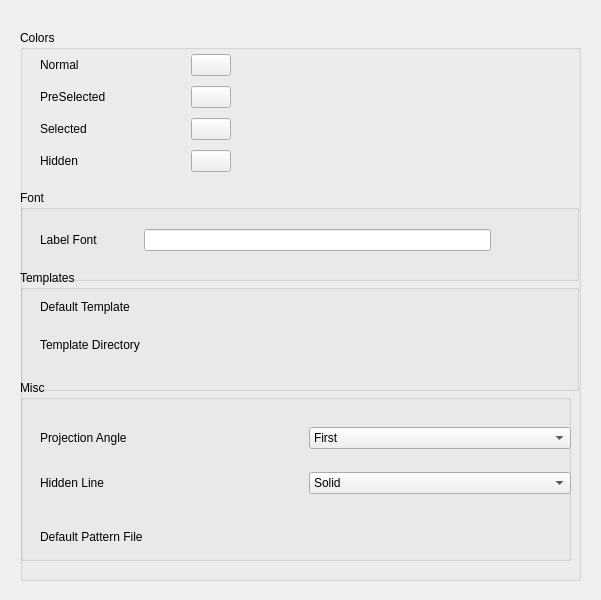
berndhahnebach/All_FreeCAD, file src/Mod/TechDraw/Gui/DlgPrefsTechDraw.ui: the form before one commit.
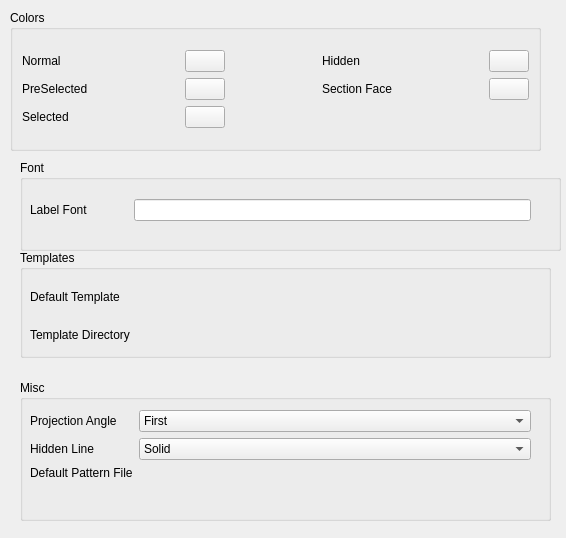
The form after the commit. Custom widgets are drawn as their Qt base class.

Commit message: Implement ShowCutSurface

Diff of the .ui file:
```diff
--- a/src/Mod/TechDraw/Gui/DlgPrefsTechDraw.ui
+++ b/src/Mod/TechDraw/Gui/DlgPrefsTechDraw.ui
@@ -6,119 +6,54 @@
    <rect>
     <x>0</x>
     <y>0</y>
-    <width>601</width>
-    <height>600</height>
+    <width>566</width>
+    <height>538</height>
    </rect>
   </property>
   <property name="windowTitle">
    <string>TechDraw</string>
   </property>
-  <widget class="QWidget" name="verticalLayoutWidget">
+  <widget class="QGroupBox" name="gb_Templates">
    <property name="geometry">
     <rect>
      <x>20</x>
-     <y>30</y>
-     <width>561</width>
-     <height>551</height>
+     <y>250</y>
+     <width>531</width>
+     <height>108</height>
     </rect>
    </property>
-   <layout class="QVBoxLayout" name="verticalLayout">
-    <item>
-     <widget class="QGroupBox" name="gb_Colors">
       <property name="title">
-       <string>Colors</string>
-      </property>
-      <widget class="QWidget" name="gridLayoutWidget">
+    <string>Templates</string>
+   </property>
+   <widget class="QWidget" name="gridLayoutWidget_3">
        <property name="geometry">
         <rect>
-         <x>20</x>
-         <y>20</y>
-         <width>191</width>
-         <height>128</height>
-        </rect>
-       </property>
-       <layout class="QGridLayout" name="gridLayout">
-        <item row="3" column="2">
-         <widget class="Gui::PrefColorButton" name="pcb_Select">
-          <property name="color">
-           <color>
-            <red>28</red>
-            <green>173</green>
-            <blue>28</blue>
-           </color>
-          </property>
-          <property name="prefEntry" stdset="0">
-           <cstring>SelectColor</cstring>
-          </property>
-          <property name="prefPath" stdset="0">
-           <cstring>Mod/TechDraw/Colors</cstring>
-          </property>
-         </widget>
-        </item>
-        <item row="4" column="2">
-         <widget class="Gui::PrefColorButton" name="pcb_Hidden">
-          <property name="prefEntry" stdset="0">
-           <cstring>HiddenColor</cstring>
-          </property>
-          <property name="prefPath" stdset="0">
-           <cstring>Mod/TechDraw/Colors</cstring>
-          </property>
-         </widget>
-        </item>
-        <item row="1" column="2">
-         <widget class="Gui::PrefColorButton" name="pcb_Normal">
-          <property name="color">
-           <color>
-            <red>0</red>
-            <green>0</green>
-            <blue>0</blue>
-           </color>
-          </property>
-          <property name="prefEntry" stdset="0">
-           <cstring>NormalColor</cstring>
-          </property>
-          <property name="prefPath" stdset="0">
-           <cstring>Mod/TechDraw/Colors</cstring>
-          </property>
-         </widget>
-        </item>
-        <item row="2" column="0">
-         <widget class="QLabel" name="lbl_PreSelect">
-          <property name="text">
-           <string>PreSelected</string>
-          </property>
-         </widget>
-        </item>
+      <x>10</x>
+      <y>30</y>
+      <width>501</width>
+      <height>71</height>
+     </rect>
+    </property>
+    <layout class="QGridLayout" name="gridLayout_3">
         <item row="1" column="0">
-         <widget class="QLabel" name="lbl_Normal">
+      <widget class="QLabel" name="label_2">
           <property name="text">
-           <string>Normal</string>
+        <string>Template Directory</string>
           </property>
          </widget>
         </item>
-        <item row="4" column="0">
-         <widget class="QLabel" name="lbl_Hidden">
+     <item row="0" column="0">
+      <widget class="QLabel" name="label">
           <property name="text">
-           <string>Hidden</string>
+        <string>Default Template</string>
           </property>
          </widget>
         </item>
-        <item row="3" column="0">
-         <widget class="QLabel" name="lbl_Select">
-          <property name="text">
-           <string>Selected</string>
-          </property>
-         </widget>
-        </item>
-        <item row="2" column="2">
-         <widget class="Gui::PrefColorButton" name="pcb_PreSelect">
-          <property name="color">
-           <color>
-            <red>255</red>
-            <green>255</green>
-            <blue>20</blue>
-           </color>
-          </property>
+     <item row="1" column="1" colspan="2">
+      <widget class="Gui::PrefFileChooser" name="pfc_DefDir">
+       <property name="mode">
+        <enum>Gui::FileChooser::Directory</enum>
+       </property>
           <property name="prefEntry" stdset="0">
            <cstring>PreSelectColor</cstring>
           </property>
@@ -127,27 +62,25 @@
           </property>
          </widget>
         </item>
-        <item row="1" column="1">
-         <spacer name="horizontalSpacer">
-          <property name="orientation">
-           <enum>Qt::Horizontal</enum>
-          </property>
-          <property name="sizeHint" stdset="0">
-           <size>
-            <width>40</width>
-            <height>20</height>
-           </size>
-          </property>
-         </spacer>
-        </item>
-       </layout>
+     <item row="0" column="1" colspan="2">
+      <widget class="Gui::PrefFileChooser" name="pfc_DefTemp">
+       <property name="prefEntry" stdset="0">
+        <cstring>TemplateFile</cstring>
+       </property>
+       <property name="prefPath" stdset="0">
+        <cstring>/Mod/TechDraw</cstring>
+       </property>
+      </widget>
+     </item>
+    </layout>
+   </widget>
       </widget>
       <widget class="QGroupBox" name="gb_Font">
        <property name="geometry">
         <rect>
-         <x>0</x>
+     <x>20</x>
          <y>160</y>
-         <width>559</width>
+     <width>541</width>
          <height>91</height>
         </rect>
        </property>
@@ -163,9 +96,9 @@
        <widget class="QWidget" name="gridLayoutWidget_2">
         <property name="geometry">
          <rect>
-          <x>20</x>
+      <x>10</x>
           <y>30</y>
-          <width>451</width>
+      <width>501</width>
           <height>41</height>
          </rect>
         </property>
@@ -206,75 +139,13 @@
         </layout>
        </widget>
       </widget>
-      <widget class="QGroupBox" name="gb_Templates">
-       <property name="geometry">
-        <rect>
-         <x>0</x>
-         <y>240</y>
-         <width>559</width>
-         <height>121</height>
-        </rect>
-       </property>
-       <property name="title">
-        <string>Templates</string>
-       </property>
-       <widget class="QWidget" name="gridLayoutWidget_3">
-        <property name="geometry">
-         <rect>
-          <x>20</x>
-          <y>20</y>
-          <width>451</width>
-          <height>71</height>
-         </rect>
-        </property>
-        <layout class="QGridLayout" name="gridLayout_3">
-         <item row="1" column="0">
-          <widget class="QLabel" name="label_2">
-           <property name="text">
-            <string>Template Directory</string>
-           </property>
-          </widget>
-         </item>
-         <item row="0" column="0">
-          <widget class="QLabel" name="label">
-           <property name="text">
-            <string>Default Template</string>
-           </property>
-          </widget>
-         </item>
-         <item row="1" column="1" colspan="2">
-          <widget class="Gui::PrefFileChooser" name="pfc_DefDir">
-           <property name="mode">
-            <enum>Gui::FileChooser::Directory</enum>
-           </property>
-           <property name="prefEntry" stdset="0">
-            <cstring>TemplateDir</cstring>
-           </property>
-           <property name="prefPath" stdset="0">
-            <cstring>/Mod/TechDraw</cstring>
-           </property>
-          </widget>
-         </item>
-         <item row="0" column="1" colspan="2">
-          <widget class="Gui::PrefFileChooser" name="pfc_DefTemp">
-           <property name="prefEntry" stdset="0">
-            <cstring>TemplateFile</cstring>
-           </property>
-           <property name="prefPath" stdset="0">
-            <cstring>/Mod/TechDraw</cstring>
-           </property>
-          </widget>
-         </item>
-        </layout>
-       </widget>
-      </widget>
       <widget class="QGroupBox" name="gbMisc">
        <property name="geometry">
         <rect>
-         <x>0</x>
-         <y>350</y>
-         <width>551</width>
-         <height>181</height>
+     <x>20</x>
+     <y>380</y>
+     <width>531</width>
+     <height>141</height>
         </rect>
        </property>
        <property name="title">
@@ -283,17 +154,17 @@
        <widget class="QWidget" name="gridLayoutWidget_4">
         <property name="geometry">
          <rect>
-          <x>20</x>
+      <x>10</x>
           <y>30</y>
-          <width>531</width>
-          <height>103</height>
-         </rect>
-        </property>
-        <layout class="QGridLayout" name="gridLayout_4">
-         <item row="1" column="0">
-          <widget class="QLabel" name="lbl_HidLine">
+      <width>501</width>
+      <height>95</height>
+     </rect>
+    </property>
+    <layout class="QFormLayout" name="formLayout">
+     <item row="0" column="0">
+      <widget class="QLabel" name="lbl_Angle">
            <property name="text">
-            <string>Hidden Line</string>
+        <string>Projection Angle</string>
            </property>
           </widget>
          </item>
@@ -317,6 +188,13 @@
            </item>
           </widget>
          </item>
+     <item row="1" column="0">
+      <widget class="QLabel" name="lbl_HidLine">
+       <property name="text">
+        <string>Hidden Line</string>
+       </property>
+      </widget>
+     </item>
          <item row="1" column="1">
           <widget class="Gui::PrefComboBox" name="cb_HidLine">
            <property name="prefEntry" stdset="0">
@@ -352,50 +230,194 @@
            </item>
           </widget>
          </item>
-         <item row="0" column="0">
-          <widget class="QLabel" name="lbl_Angle">
-           <property name="text">
-            <string>Projection Angle</string>
-           </property>
-          </widget>
-         </item>
-        </layout>
-       </widget>
-       <widget class="QWidget" name="gridLayoutWidget_5">
-        <property name="geometry">
-         <rect>
-          <x>20</x>
-          <y>130</y>
-          <width>531</width>
-          <height>54</height>
-         </rect>
-        </property>
-        <layout class="QGridLayout" name="gridLayout_5">
-         <item row="0" column="1">
-          <layout class="QGridLayout" name="gridLayout_6">
-           <item row="0" column="1">
-            <widget class="Gui::PrefFileChooser" name="pfc_HatchFile">
-             <property name="prefEntry" stdset="0">
-              <cstring>PatternFile</cstring>
-             </property>
-             <property name="prefPath" stdset="0">
-              <cstring>/Mod/TechDraw</cstring>
-             </property>
-            </widget>
-           </item>
-           <item row="0" column="0">
+     <item row="2" column="0">
             <widget class="QLabel" name="lbl_Hatch">
              <property name="text">
               <string>Default Pattern File</string>
              </property>
             </widget>
            </item>
-          </layout>
+     <item row="2" column="1">
+      <widget class="Gui::PrefFileChooser" name="pfc_HatchFile">
+       <property name="prefEntry" stdset="0">
+        <cstring>PatternFile</cstring>
+       </property>
+       <property name="prefPath" stdset="0">
+        <cstring>/Mod/TechDraw</cstring>
+       </property>
+      </widget>
          </item>
         </layout>
        </widget>
       </widget>
-     </widget>
+  <widget class="QGroupBox" name="gb_Colors">
+   <property name="geometry">
+    <rect>
+     <x>10</x>
+     <y>10</y>
+     <width>531</width>
+     <height>141</height>
+    </rect>
+   </property>
+   <property name="title">
+    <string>Colors</string>
+   </property>
+   <layout class="QVBoxLayout" name="verticalLayout_2">
+    <item>
+     <layout class="QGridLayout" name="gridLayout">
+      <item row="2" column="0">
+       <widget class="QLabel" name="lbl_Select">
+        <property name="text">
+         <string>Selected</string>
+        </property>
+       </widget>
+      </item>
+      <item row="1" column="2">
+       <widget class="Gui::PrefColorButton" name="pcb_PreSelect">
+        <property name="color">
+         <color>
+          <red>255</red>
+          <green>255</green>
+          <blue>20</blue>
+         </color>
+        </property>
+        <property name="prefEntry" stdset="0">
+         <cstring>PreSelectColor</cstring>
+        </property>
+        <property name="prefPath" stdset="0">
+         <cstring>Mod/TechDraw/Colors</cstring>
+        </property>
+       </widget>
+      </item>
+      <item row="0" column="0">
+       <widget class="QLabel" name="lbl_Normal">
+        <property name="text">
+         <string>Normal</string>
+        </property>
+       </widget>
+      </item>
+      <item row="0" column="6">
+       <widget class="Gui::PrefColorButton" name="pcb_Hidden">
+        <property name="prefEntry" stdset="0">
+         <cstring>HiddenColor</cstring>
+        </property>
+        <property name="prefPath" stdset="0">
+         <cstring>Mod/TechDraw/Colors</cstring>
+        </property>
+       </widget>
+      </item>
+      <item row="2" column="2">
+       <widget class="Gui::PrefColorButton" name="pcb_Select">
+        <property name="color">
+         <color>
+          <red>28</red>
+          <green>173</green>
+          <blue>28</blue>
+         </color>
+        </property>
+        <property name="prefEntry" stdset="0">
+         <cstring>SelectColor</cstring>
+        </property>
+        <property name="prefPath" stdset="0">
+         <cstring>Mod/TechDraw/Colors</cstring>
+        </property>
+       </widget>
+      </item>
+      <item row="0" column="1">
+       <spacer name="horizontalSpacer">
+        <property name="orientation">
+         <enum>Qt::Horizontal</enum>
+        </property>
+        <property name="sizeHint" stdset="0">
+         <size>
+          <width>40</width>
+          <height>20</height>
+         </size>
+        </property>
+       </spacer>
+      </item>
+      <item row="0" column="5">
+       <spacer name="horizontalSpacer_4">
+        <property name="orientation">
+         <enum>Qt::Horizontal</enum>
+        </property>
+        <property name="sizeHint" stdset="0">
+         <size>
+          <width>40</width>
+          <height>20</height>
+         </size>
+        </property>
+       </spacer>
+      </item>
+      <item row="1" column="4">
+       <widget class="QLabel" name="label_3">
+        <property name="text">
+         <string>Section Face</string>
+        </property>
+       </widget>
+      </item>
+      <item row="0" column="2">
+       <widget class="Gui::PrefColorButton" name="pcb_Normal">
+        <property name="color">
+         <color>
+          <red>0</red>
+          <green>0</green>
+          <blue>0</blue>
+         </color>
+        </property>
+        <property name="prefEntry" stdset="0">
+         <cstring>NormalColor</cstring>
+        </property>
+        <property name="prefPath" stdset="0">
+         <cstring>Mod/TechDraw/Colors</cstring>
+        </property>
+       </widget>
+      </item>
+      <item row="0" column="3">
+       <spacer name="horizontalSpacer_3">
+        <property name="orientation">
+         <enum>Qt::Horizontal</enum>
+        </property>
+        <property name="sizeHint" stdset="0">
+         <size>
+          <width>40</width>
+          <height>20</height>
+         </size>
+        </property>
+       </spacer>
+      </item>
+      <item row="1" column="0">
+       <widget class="QLabel" name="lbl_PreSelect">
+        <property name="text">
+         <string>PreSelected</string>
+        </property>
+       </widget>
+      </item>
+      <item row="0" column="4">
+       <widget class="QLabel" name="lbl_Hidden">
+        <property name="text">
+         <string>Hidden</string>
+        </property>
+       </widget>
+      </item>
+      <item row="1" column="6">
+       <widget class="Gui::PrefColorButton" name="pcb_Surface">
+        <property name="color">
+         <color>
+          <red>225</red>
+          <green>225</green>
+          <blue>225</blue>
+         </color>
+        </property>
+        <property name="prefEntry" stdset="0">
+         <cstring>CutSurfaceColor</cstring>
+        </property>
+        <property name="prefPath" stdset="0">
+         <cstring>Mod/TechDraw/Colors</cstring>
+        </property>
+       </widget>
+      </item>
+     </layout>
     </item>
    </layout>
   </widget>
```
Left out of the diff: 4 changed lines with no effect on the pictures. Lines whose indentation alone changed are shown as unchanged. The commit also changes 4 other files.
